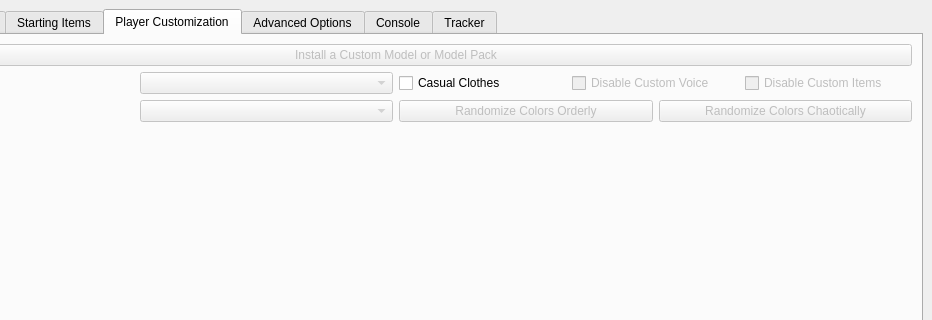
Above: gui/mainwindow.ui from SuperDude88/TWWHD-Randomizer before the change; both pictures show x 140 to 1072 and y 0 to 320 of the 1072 by 764 pixel window. Below: the same form after it.
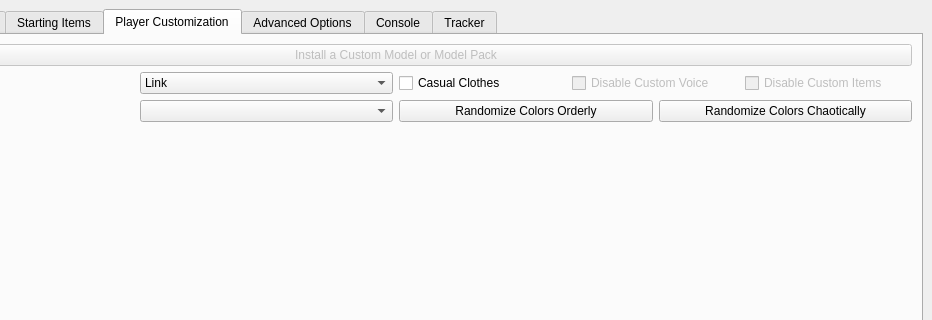
That is the form after the change. The open tabs and pages were chosen to show the change.

```diff
--- a/gui/mainwindow.ui
+++ b/gui/mainwindow.ui
@@ -10,6 +10,12 @@
     <height>764</height>
    </rect>
   </property>
+  <property name="sizePolicy">
+   <sizepolicy hsizetype="Preferred" vsizetype="Preferred">
+    <horstretch>0</horstretch>
+    <verstretch>0</verstretch>
+   </sizepolicy>
+  </property>
   <property name="autoFillBackground">
    <bool>false</bool>
   </property>
@@ -1176,7 +1182,7 @@
                 <item>
                  <widget class="QComboBox" name="custom_color_preset">
                   <property name="enabled">
-                   <bool>false</bool>
+                   <bool>true</bool>
                   </property>
                  </widget>
                 </item>
@@ -1187,7 +1193,7 @@
                 <item>
                  <widget class="QPushButton" name="randomize_all_custom_colors_together">
                   <property name="enabled">
-                   <bool>false</bool>
+                   <bool>true</bool>
                   </property>
                   <property name="text">
                    <string>Randomize Colors Orderly</string>
@@ -1197,7 +1203,7 @@
                 <item>
                  <widget class="QPushButton" name="randomize_all_custom_colors_separately">
                   <property name="enabled">
-                   <bool>false</bool>
+                   <bool>true</bool>
                   </property>
                   <property name="text">
                    <string>Randomize Colors Chaotically</string>
@@ -1218,8 +1224,13 @@
                 <item>
                  <widget class="QComboBox" name="custom_player_model">
                   <property name="enabled">
-                   <bool>false</bool>
+                   <bool>true</bool>
                   </property>
+                  <item>
+                   <property name="text">
+                    <string>Link</string>
+                   </property>
+                  </item>
                  </widget>
                 </item>
                </layout>
```
Left out of the diff: 8 changed lines with no effect on the pictures.
